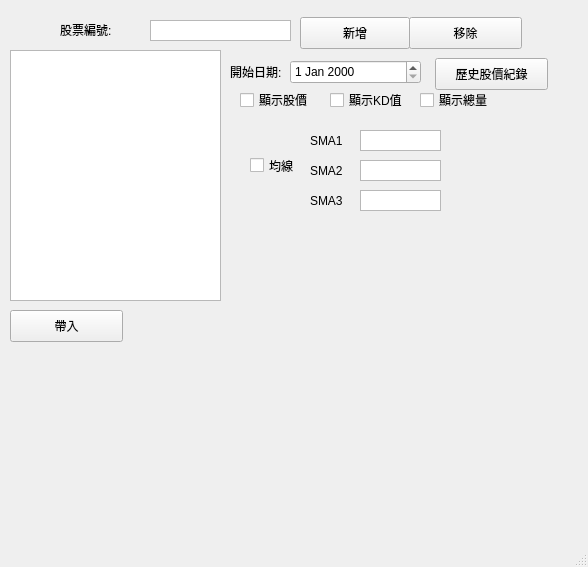
Before: the Qt Designer form UI_main.ui in bjioljlo/StockHistory, drawn with Qt 5.
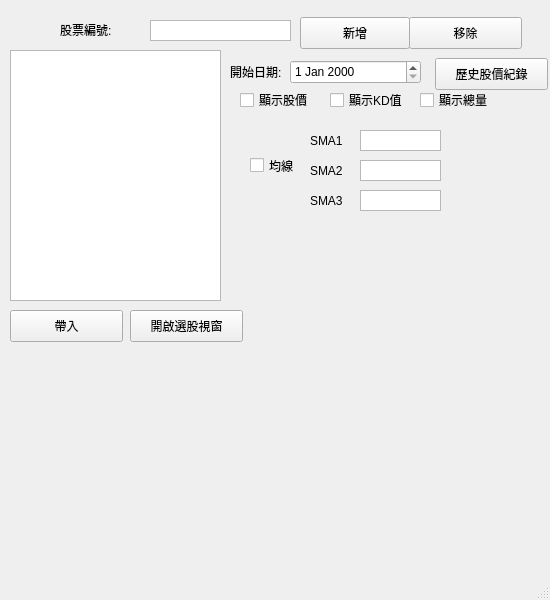
After: the same form once the commit is applied.

Commit message: 增加挑選股票的頁面/財報過濾/帶入主畫面

Diff of the .ui file:
```diff
--- a/UI_main.ui
+++ b/UI_main.ui
@@ -6,8 +6,8 @@
    <rect>
     <x>0</x>
     <y>0</y>
-    <width>588</width>
-    <height>567</height>
+    <width>550</width>
+    <height>600</height>
    </rect>
   </property>
   <property name="windowTitle">
@@ -303,6 +303,19 @@
      <string>顯示總量</string>
     </property>
    </widget>
+   <widget class="QPushButton" name="button_openPickWindow">
+    <property name="geometry">
+     <rect>
+      <x>130</x>
+      <y>310</y>
+      <width>113</width>
+      <height>32</height>
+     </rect>
+    </property>
+    <property name="text">
+     <string>開啟選股視窗</string>
+    </property>
+   </widget>
   </widget>
   <widget class="QMenuBar" name="menubar">
    <property name="geometry">
```
Left out of the diff: 2 changed lines with no effect on the pictures. The commit also changes 5 other files.
